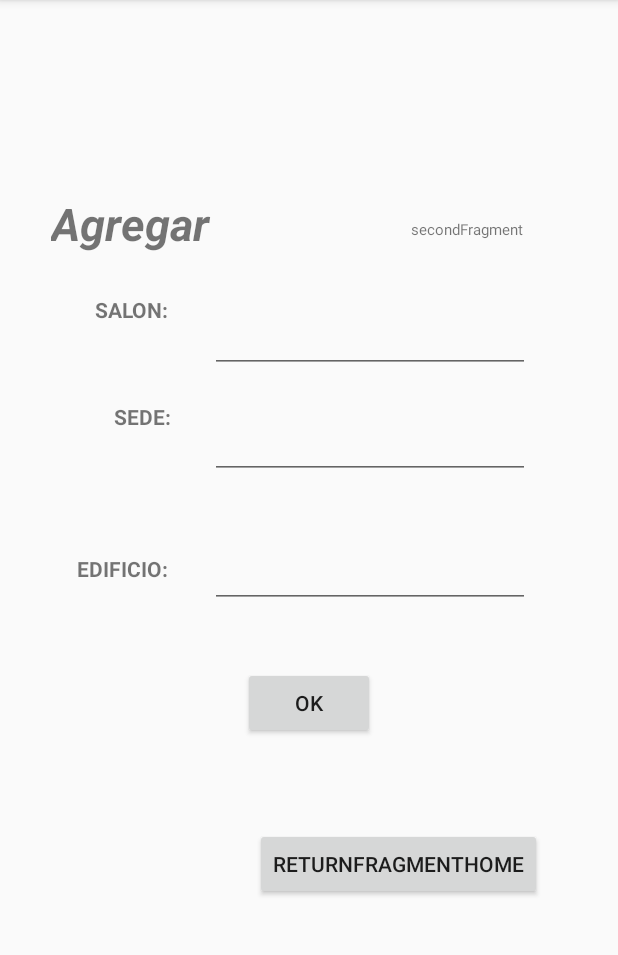
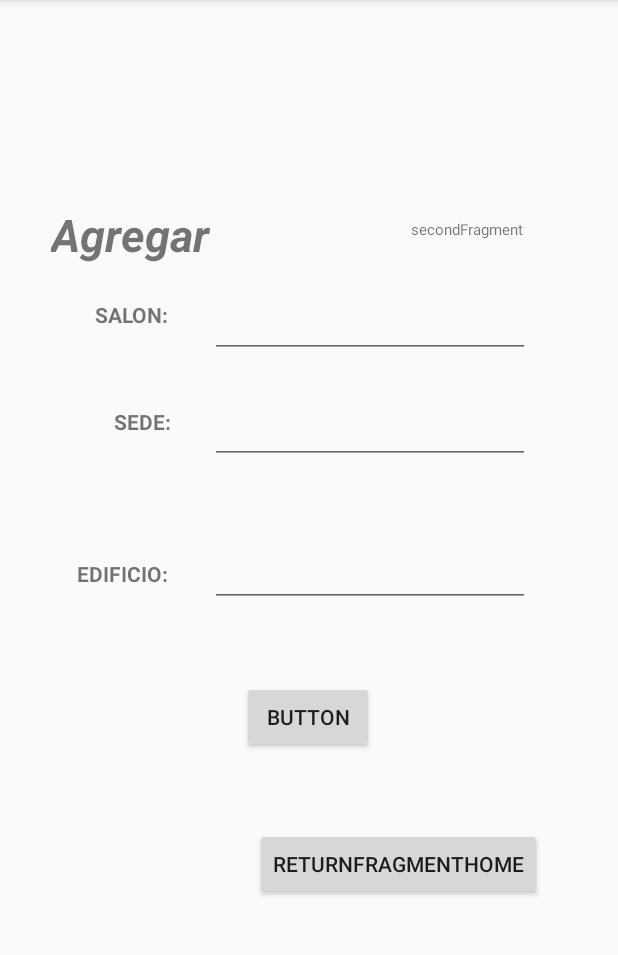
Before and after one commit to evelinRodriguez/ElProyectoFinalDeVerdad, an Android app: the fragment secondFragment placed in its activity, on a phone screen of 412 x 824 dp, the part 84-1039 px from its top. Run offline under Robolectric (Android 15) with nearby library versions, the phone set to English and light mode, and no system bars; libraries missing offline, so code that uses them is left out: android.app.

```diff
--- /dev/null
+++ b/app/src/main/java/com/example/familia/ejemplofragments/DataBaseHelper.java
@@ -0,0 +1,61 @@
+package com.example.familia.ejemplofragments;
+
+import  android.app.ActionBar;
+import android.content.ContentValues;
+import android.database.Cursor;
+import android.content.Context;
+import android.database.sqlite.SQLiteDatabase;
+import android.database.sqlite.SQLiteOpenHelper;
+
+public class DataBaseHelper extends SQLiteOpenHelper {
+
+    public static final String DATABASE_NAME="people.db";
+    public static final String TABLE_NAME="people_table";
+    public static final String COL1="ID";
+    public static final String COL2="SALON";
+    public static final String COL3="SEDE";
+    public static final String COL4="EDIFICIO";
+
+    public DataBaseHelper(Context context){
+        super(context,DATABASE_NAME,null,2);
+    }
+
+
+    @Override
+    public void onCreate(SQLiteDatabase db) {
+        String createTable =  "CREATE TABLE " + TABLE_NAME + " (ID INTEGER PRIMARY KEY AUTOINCREMENT, " +
+                " SALON TEXT, SEDE TEXT, EDIFICIO TEXT)";
+        db.execSQL(createTable);
+    }
+
+    @Override
+    public void onUpgrade(SQLiteDatabase db, int oldVersion, int newVersion) {
+        db.execSQL("DROP  TABLE  " + TABLE_NAME);
+        onCreate(db);
+    }
+    public boolean addData(String salon,String sede,String edificio){
+        SQLiteDatabase db= this.getWritableDatabase();
+        ContentValues contentValues=new ContentValues();
+        contentValues.put(COL2,salon);
+        contentValues.put(COL3,sede);
+        contentValues.put(COL4,edificio);
+
+        long result=db.insert(TABLE_NAME,null,contentValues);
+        if (result==-1){
+            return false;
+
+        }else {
+            return true;
+
+        }
+
+
+    }
+
+
+    public Cursor showData(){
+        SQLiteDatabase db = this.getWritableDatabase();
+        Cursor data = db.rawQuery("SELECT * FROM " + TABLE_NAME, null);
+        return data;
+    }
+}
--- a/app/src/main/java/com/example/familia/ejemplofragments/HomeFragment.java
+++ b/app/src/main/java/com/example/familia/ejemplofragments/HomeFragment.java
@@ -30,7 +30,7 @@ public class HomeFragment extends Fragment {
         View view =inflater.inflate(R.layout.fragment_home, container, false);
        button1=view.findViewById(R.id.b1);
        button2=view.findViewById(R.id.b4);
-       button3=view.findViewById(R.id.b5);
+       button3=view.findViewById(R.id.bt9);
        button1.setOnClickListener(new View.OnClickListener() {
            @Override
            public void onClick(View v) {
--- a/app/src/main/java/com/example/familia/ejemplofragments/MainActivity.java
+++ b/app/src/main/java/com/example/familia/ejemplofragments/MainActivity.java
@@ -4,9 +4,21 @@ import android.support.v4.app.FragmentManager;
 import android.support.v4.app.FragmentTransaction;
 import android.support.v7.app.AppCompatActivity;
 import android.os.Bundle;
+import android.view.View;
+import android.widget.Button;
+import android.widget.EditText;
+import android.widget.Toast;
 
-public class MainActivity extends AppCompatActivity {
-     public static FragmentManager fragmentManager;
+public class MainActivity extends AppCompatActivity  {
+    DataBaseHelper peopleDB;
+
+    Button btnAddData;
+    EditText etSalon,etSede,etEdificio;
+
+
+
+
+    public static FragmentManager fragmentManager;
     @Override
     protected void onCreate(Bundle savedInstanceState) {
         super.onCreate(savedInstanceState);
@@ -23,6 +35,20 @@ public class MainActivity extends AppCompatActivity {
             fragmentTransaction.add(R.id.fragment_container,homeFragment,null);
             fragmentTransaction.commit();
         }
+        peopleDB=new DataBaseHelper(this);
+        etSalon=(EditText) findViewById(R.id.etNewSalon);
+        etSede=(EditText) findViewById(R.id.etNewSede);
+        etEdificio=(EditText) findViewById(R.id.etNewEdificio);
+
+        btnAddData=(Button)findViewById(R.id.bt9);
+
 
     }
+
+
+
+
+
+
+
 }
--- a/app/src/main/java/com/example/familia/ejemplofragments/secondFragment.java
+++ b/app/src/main/java/com/example/familia/ejemplofragments/secondFragment.java
@@ -7,13 +7,18 @@ import android.view.LayoutInflater;
 import android.view.View;
 import android.view.ViewGroup;
 import android.widget.Button;
+import android.widget.EditText;
+import android.widget.Toast;
 
 
 /**
  * A simple {@link Fragment} subclass.
  */
 public class secondFragment extends Fragment {
-     private Button button;
+    DataBaseHelper peopleDB;
+    private EditText etSalon,etSede,etEdificio;
+    private Button button1;
+    private Button button;
 
     public secondFragment() {
         // Required empty public constructor
@@ -23,17 +28,58 @@ public class secondFragment extends Fragment {
     @Override
     public View onCreateView(LayoutInflater inflater, ViewGroup container,
                              Bundle savedInstanceState) {
-        // Inflate the layout for this fragment
-        // Inflate the layout for this fragment
+
         View view =inflater.inflate(R.layout.fragment_second, container, false);
+      // SI LE METO ESTA DEJA DE FUNCIONAR   peopleDB=new DataBaseHelper(this);
         button=view.findViewById(R.id.b3);
+        button1=view.findViewById(R.id.buttonADD);
+        etSalon=view.findViewById(R.id.etNewSalon);
+        etSede=view.findViewById(R.id.etNewSede);
+        etEdificio=view.findViewById(R.id.etNewEdificio);
+        AddData();
+
         button.setOnClickListener(new View.OnClickListener() {
             @Override
             public void onClick(View v) {
                 MainActivity.fragmentManager.beginTransaction().replace(R.id.fragment_container,new HomeFragment(),null).commit();
+
             }
-        });
+
+
+
+    });
         return view;
+
+
+
+
     }
 
+    private void AddData() {
+        button1.setOnClickListener(new View.OnClickListener() {
+
+        @Override
+        public void onClick(View v) {
+
+
+            String salon= etSalon.getText().toString();
+            String sede= etSede.getText().toString();
+            String edificio= etEdificio.getText().toString();
+
+            boolean insertData=peopleDB.addData(salon,sede,edificio);
+
+            if (insertData==true){
+
+                Toast.makeText(getActivity(),"SUCCESFULLY",Toast.LENGTH_LONG).show();
+
+            }else {
+                Toast.makeText(getActivity(),"ERROR",Toast.LENGTH_LONG).show();
+            }
+        }
+    });
+
+
+    }
+
+
 }
--- a/app/src/main/res/layout/fragment_home.xml
+++ b/app/src/main/res/layout/fragment_home.xml
@@ -57,7 +57,7 @@
         app:layout_constraintVertical_bias="0.345" />
 
     <Button
-        android:id="@+id/b5"
+        android:id="@+id/bt9"
         android:layout_width="wrap_content"
         android:layout_height="wrap_content"
         android:layout_marginStart="130dp"
--- a/app/src/main/res/layout/fragment_second.xml
+++ b/app/src/main/res/layout/fragment_second.xml
@@ -51,22 +51,8 @@
         android:text="Agregar "
         android:textSize="30sp"
         android:textStyle="bold|italic"
-        app:layout_constraintBottom_toTopOf="@+id/editText1"
+        app:layout_constraintBottom_toTopOf="@+id/etNewSalon"
         app:layout_constraintEnd_toStartOf="@+id/textView"
-        app:layout_constraintStart_toStartOf="parent"
-        app:layout_constraintTop_toTopOf="parent" />
-
-    <Button
-        android:id="@+id/b5"
-        android:layout_width="wrap_content"
-        android:layout_height="wrap_content"
-        android:layout_marginStart="148dp"
-        android:layout_marginTop="316dp"
-        android:layout_marginEnd="148dp"
-        android:layout_marginBottom="67dp"
-        android:text="ok"
-        app:layout_constraintBottom_toTopOf="@+id/b3"
-        app:layout_constraintEnd_toEndOf="parent"
         app:layout_constraintStart_toStartOf="parent"
         app:layout_constraintTop_toTopOf="parent" />
 
@@ -81,21 +67,19 @@
         android:text="SALON: "
         android:textStyle="bold"
         app:layout_constraintBottom_toTopOf="@+id/textView4"
-        app:layout_constraintEnd_toStartOf="@+id/editText1"
+        app:layout_constraintEnd_toStartOf="@+id/etNewSalon"
         app:layout_constraintStart_toStartOf="parent"
         app:layout_constraintTop_toBottomOf="@+id/textView2" />
 
     <EditText
-        android:id="@+id/editText1"
+        android:id="@+id/etNewSalon"
         android:layout_width="wrap_content"
         android:layout_height="wrap_content"
         android:layout_marginStart="12dp"
         android:layout_marginTop="17dp"
         android:layout_marginEnd="50dp"
-        android:layout_marginBottom="196dp"
         android:ems="10"
         android:inputType="number"
-        app:layout_constraintBottom_toTopOf="@+id/b5"
         app:layout_constraintEnd_toEndOf="parent"
         app:layout_constraintStart_toEndOf="@+id/textView3"
         app:layout_constraintTop_toBottomOf="@+id/textView2" />
@@ -125,43 +109,50 @@
         android:text="EDIFICIO:"
         android:textStyle="bold"
         app:layout_constraintBottom_toBottomOf="parent"
-        app:layout_constraintEnd_toStartOf="@+id/editText3"
+        app:layout_constraintEnd_toStartOf="@+id/etNewEdificio"
         app:layout_constraintStart_toStartOf="parent"
         app:layout_constraintTop_toBottomOf="@+id/textView4"
         app:layout_constraintVertical_bias="0.0" />
 
     <EditText
-        android:id="@+id/editText2"
+        android:id="@+id/etNewSede"
         android:layout_width="wrap_content"
         android:layout_height="wrap_content"
         android:layout_marginStart="26dp"
         android:layout_marginTop="25dp"
         android:layout_marginEnd="51dp"
-        android:layout_marginBottom="125dp"
         android:ems="10"
         android:inputType="textPersonName"
-        app:layout_constraintBottom_toTopOf="@+id/b5"
         app:layout_constraintEnd_toEndOf="parent"
         app:layout_constraintHorizontal_bias="0.0"
         app:layout_constraintStart_toEndOf="@+id/textView4"
-        app:layout_constraintTop_toBottomOf="@+id/editText1"
-        app:layout_constraintVertical_bias="0.0" />
+        app:layout_constraintTop_toBottomOf="@+id/etNewSalon" />
 
     <EditText
-        android:id="@+id/editText3"
+        android:id="@+id/etNewEdificio"
         android:layout_width="wrap_content"
         android:layout_height="wrap_content"
         android:layout_marginStart="14dp"
         android:layout_marginEnd="51dp"
-        android:layout_marginBottom="39dp"
         android:ems="10"
         android:inputType="textPersonName"
-        app:layout_constraintBottom_toTopOf="@+id/b5"
+
+        app:layout_constraintBottom_toTopOf="@+id/buttonADD"
         app:layout_constraintEnd_toEndOf="parent"
         app:layout_constraintHorizontal_bias="1.0"
         app:layout_constraintStart_toEndOf="@+id/textView5"
+        app:layout_constraintTop_toBottomOf="@+id/etNewSede" />
 
-        app:layout_constraintTop_toBottomOf="@+id/editText2"
-        app:layout_constraintVertical_bias="1.0" />
+    <Button
+        android:id="@+id/buttonADD"
+        android:layout_width="wrap_content"
+        android:layout_height="wrap_content"
+        android:layout_marginStart="147dp"
+        android:layout_marginEnd="149dp"
+        android:text="Button"
+        app:layout_constraintBottom_toTopOf="@+id/b3"
+        app:layout_constraintEnd_toEndOf="parent"
+        app:layout_constraintStart_toStartOf="parent"
+        app:layout_constraintTop_toBottomOf="@+id/etNewEdificio" />
 
 </android.support.constraint.ConstraintLayout>
```
